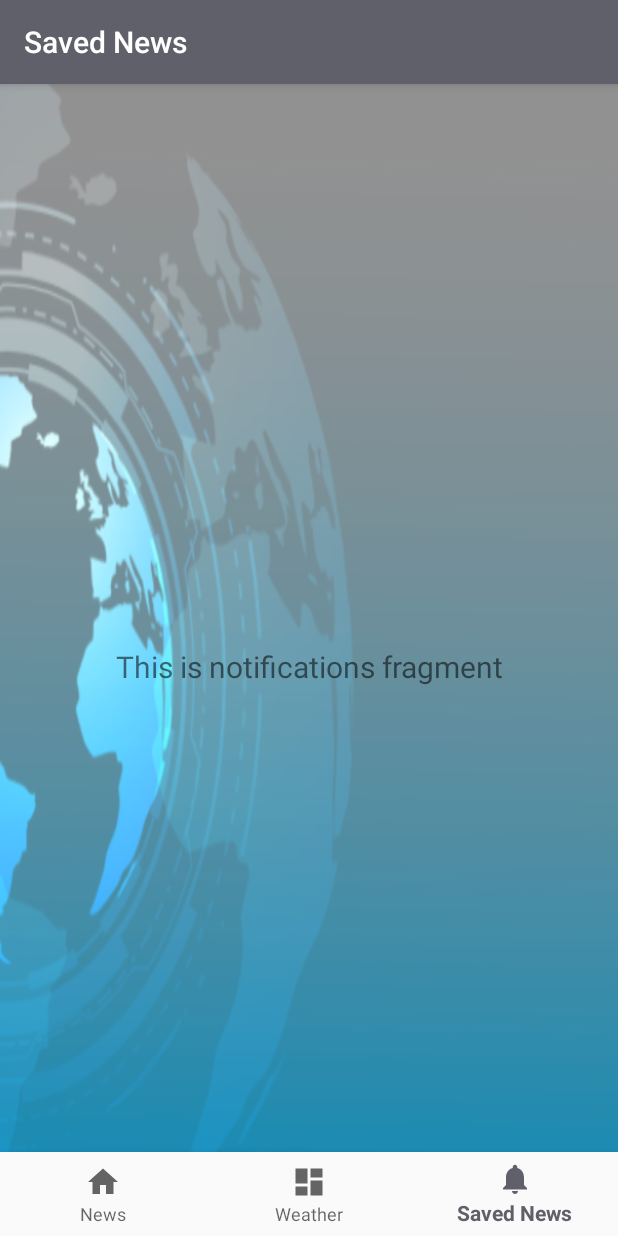
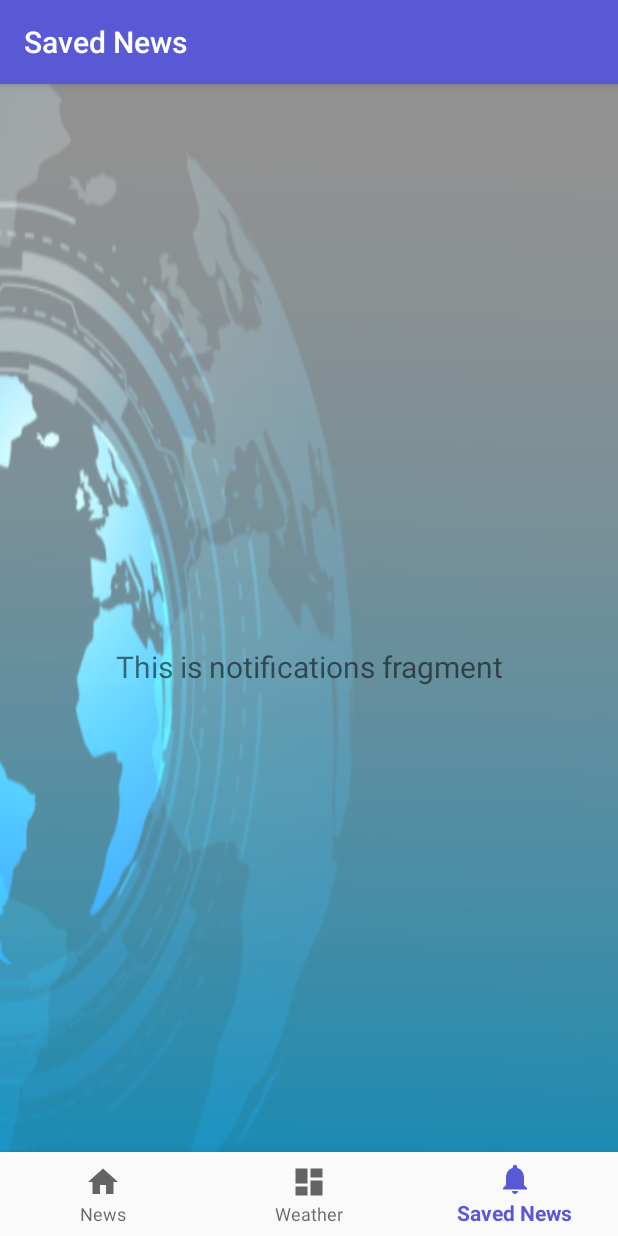
Before and after one commit to MVolb/NewsFeed, an Android app: the screen it shows after launch (MainActivity), item 3 of the bottom bar chosen, on a phone screen of 412 x 824 dp. Run offline under Robolectric (Android 15) with nearby library versions, the phone set to English and light mode, and no system bars; our stand-ins replace navigation-ui; 2 statements that could not run were skipped.

Commit message:
fixed bug when precip = null, added read full article functionality

```diff
--- a/app/src/main/AndroidManifest.xml
+++ b/app/src/main/AndroidManifest.xml
@@ -16,6 +16,7 @@
         android:supportsRtl="true"
         android:theme="@style/AppTheme">
         <activity
+            android:screenOrientation="portrait"
             android:name=".MainActivity"
             android:label="@string/app_name">
             <intent-filter>
@@ -24,7 +25,9 @@
                 <category android:name="android.intent.category.LAUNCHER" />
             </intent-filter>
         </activity>
-        <activity android:name=".ui.newsFeed.detail.DetailActivity"/>
+        <activity android:name=".ui.newsFeed.detail.DetailActivity"
+            android:parentActivityName=".MainActivity">
+        </activity>
     </application>
 
 </manifest>
--- a/app/src/main/java/com/martin/volb/newsapp/ui/weather/WeatherFragment.java
+++ b/app/src/main/java/com/martin/volb/newsapp/ui/weather/WeatherFragment.java
@@ -91,7 +91,11 @@ public class WeatherFragment extends Fragment implements WeatherView, LocationLi
         currentWeatherAnimationView.playAnimation();
         currentTemperatureView.setText("Temp: " + weatherResponse.currentWeather.getTemperature() + " °C");
         currentWindView.setText("Wind: " + weatherResponse.currentWeather.getWindSpeed() + " m/s");
-        currentPrecipitationTypeView.setText("Type: " + weatherResponse.currentWeather.getPrecipType().toUpperCase());
+        if (weatherResponse.currentWeather.getPrecipType() != null) {
+            currentPrecipitationTypeView.setText("Type: " + weatherResponse.currentWeather.getPrecipType().toUpperCase());
+        } else {
+            currentPrecipitationTypeView.setText("Type: -");
+        }
         double currentPrecipitationProbability = Double.valueOf(weatherResponse.getCurrentWeather().getPrecipProbability()) * 100;
         currentPrecipitationProbabilityView.setText("Prob: " + (int)currentPrecipitationProbability + "%");
         currentSummaryView.setText(weatherResponse.currentWeather.getSummary());
@@ -115,6 +119,12 @@ public class WeatherFragment extends Fragment implements WeatherView, LocationLi
     @Override
     public void showError(String error) {
 
+    }
+
+    @Override
+    public void onDetach() {
+        locationManager.removeUpdates(this);
+        super.onDetach();
     }
 
     @Override
--- a/app/src/main/res/layout/activity_news_detail.xml
+++ b/app/src/main/res/layout/activity_news_detail.xml
@@ -37,6 +37,7 @@
             android:textSize="16sp" />
 
         <Button
+            android:id="@+id/newsExternalButton"
             android:layout_width="wrap_content"
             android:layout_height="wrap_content"
             android:layout_gravity="center"
--- a/app/src/main/res/values/colors.xml
+++ b/app/src/main/res/values/colors.xml
@@ -1,6 +1,6 @@
 <?xml version="1.0" encoding="utf-8"?>
 <resources>
-    <color name="colorPrimary">#60606A</color>
+    <color name="colorPrimary">#5959D6</color>
     <color name="colorPrimaryDark">#222223</color>
     <color name="colorAccent">#FF073A</color>
     <color name="overlay">#80000000</color>
```
Also changed, not shown: app/src/main/java/com/martin/volb/newsapp/ui/newsFeed/detail/DetailActivity.java (+22 -1 lines).
